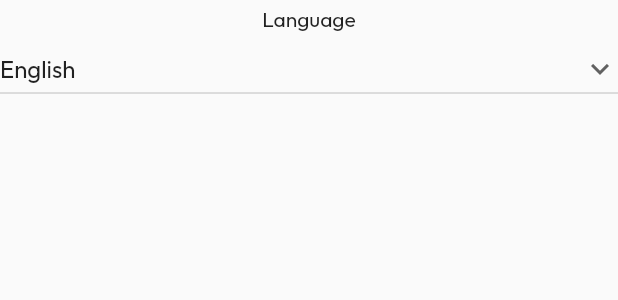
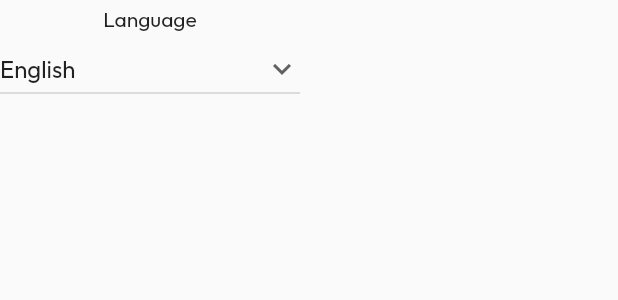
Before and after one commit to IntuitionLabsDevelopment/acc_fuel_app_flutter, a Flutter app: what languageDropdown() shows on an empty page, opened directly, on a phone screen of 412 x 824 dp. Shown: the top 300 px of the screen. Run offline on Flutter 3.47's test engine with Material 2 defaults, Android fonts, the light colour scheme and no system bars; our stand-ins replace font_awesome_flutter, get, shared_preferences; missing offline and left inert: in_app_review; accounts and stored records are empty; generated files the repository leaves out were written again.

Commit message:
Max Width to Language dropdown

```diff
--- a/lib/widgets/language_dropdown.dart
+++ b/lib/widgets/language_dropdown.dart
@@ -18,7 +18,9 @@ Widget languageDropdown() {
   return ValueListenableBuilder(
       valueListenable: localeNotifier,
       builder: (BuildContext context, Locale locale, Widget? child) {
-        return dropdownButton(
+        return Container(
+          constraints: const BoxConstraints(maxWidth: 200),
+          child: dropdownButton(
               value: locale.languageCode,
               title: AppLocalizations.of(context)!.language,
               options: constants.supportedLocales.keys.toList(),
@@ -27,6 +29,7 @@ Widget languageDropdown() {
               },
               onChanged: (dynamic value) {
                 updateLocale(value);
-            });
+              }),
+        );
       });
 }
```
Lines whose indentation alone changed are shown as unchanged.
